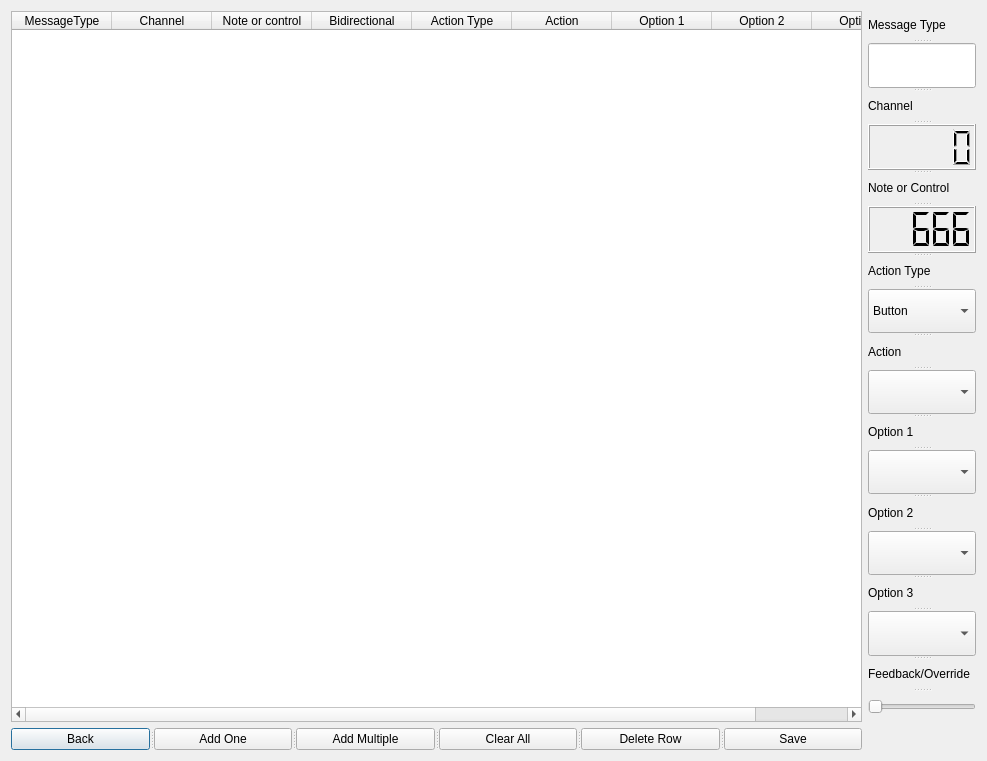
Qt form src/forms/configwindow.ui (Alzy/obs-midi) before a commit.
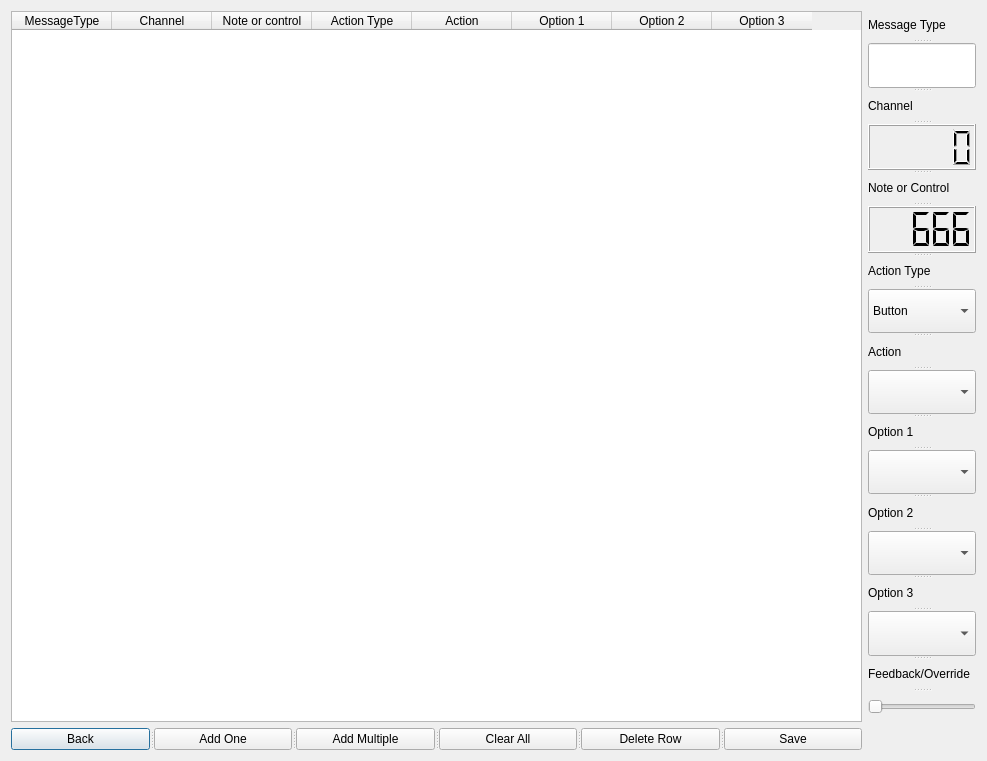
The same form after that commit.

Commit message: Remove Bidirectional from the UI

Patch:
```diff
--- a/src/forms/configwindow.ui
+++ b/src/forms/configwindow.ui
@@ -52,11 +52,6 @@
        <string>Note or control</string>
       </property>
      </column>
-     <column>
-      <property name="text">
-       <string>Bidirectional</string>
-      </property>
-     </column>
      <column>
       <property name="text">
        <string>Action Type</string>
```
The commit also changes 2 other files.
